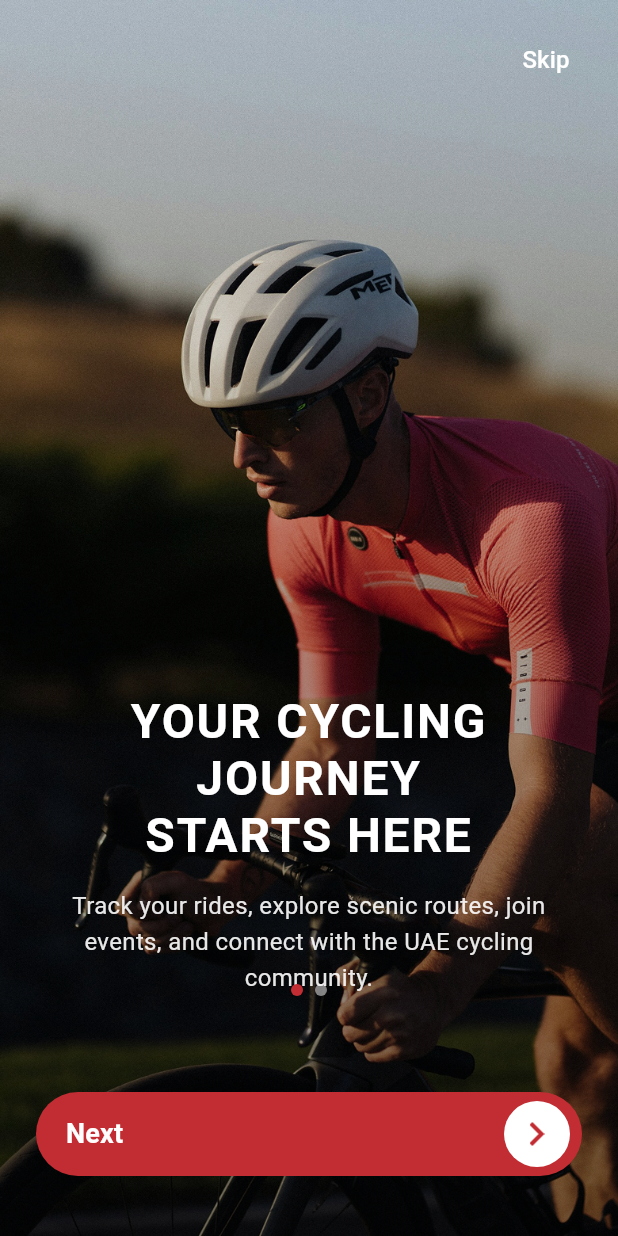
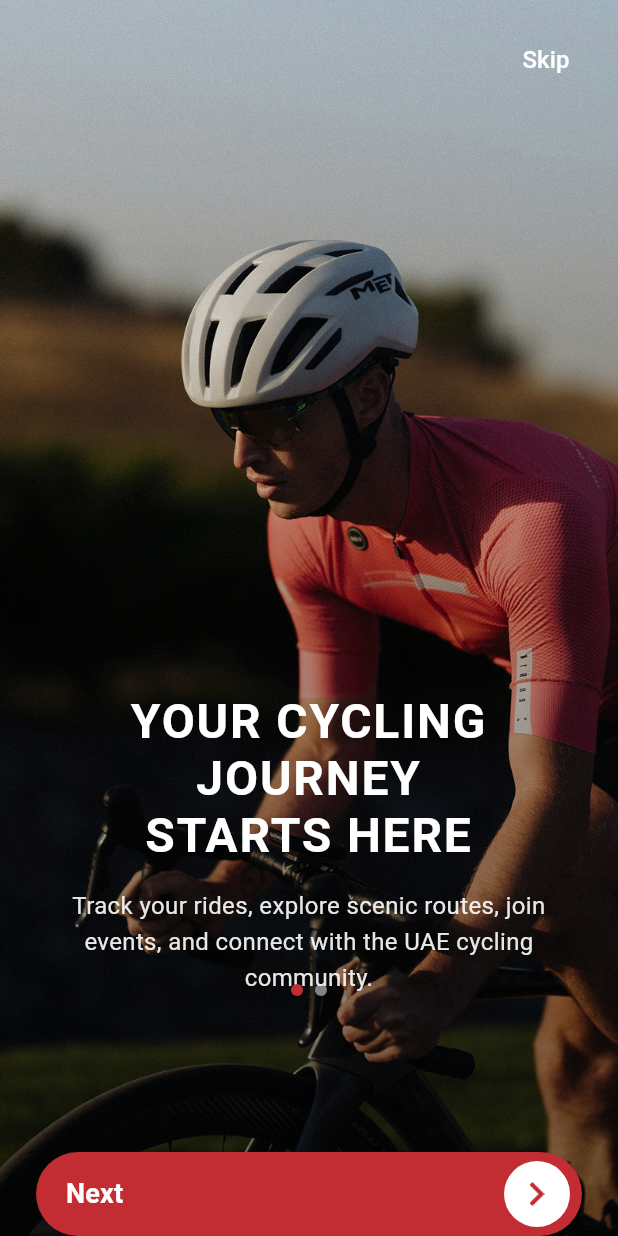
Before and after one commit to expertdeveloper5821/adcc-mobile-app, a Flutter app: the screen it shows after launch, on a phone screen of 412 x 824 dp. Run offline on Flutter 3.47's test engine with Material 3 defaults, Android fonts, the light colour scheme and no system bars; our stand-ins replace dio.

Commit message:
minor changes

```diff
--- a/lib/features/onboarding/view/onboarding_screen.dart
+++ b/lib/features/onboarding/view/onboarding_screen.dart
@@ -29,13 +29,6 @@ class _OnboardingScreenState extends State<OnboardingScreen> {
       buttonText: 'Get Started',
       imagePath: 'assets/images/onboarding_bg_two.png',
     ),
-    // Add more slides here as needed
-    // OnboardingData(
-    //   title: 'YOUR THIRD SLIDE TITLE',
-    //   description: 'Your third slide description here.',
-    //   buttonText: 'Continue',
-    //   imagePath: 'assets/images/onboarding_3.png',
-    // ),
   ];
 
   void _onButtonPressed() {
@@ -120,10 +113,11 @@ class _OnboardingScreenState extends State<OnboardingScreen> {
 
           // Static Button
           Positioned(
-            bottom: 40,
+            bottom: 0,
             left: 24,
             right: 24,
-            child: SizedBox(
+            child:SafeArea(child:
+            SizedBox(
               width: double.infinity,
               height: 56,
               child: ElevatedButton(
@@ -170,7 +164,7 @@ class _OnboardingScreenState extends State<OnboardingScreen> {
                   ],
                 ),
               ),
-            ),
+            ),)
           ),
         ],
       ),
```
Also changed, not shown: lib/features/auth/view/register_screen.dart (+1 -15 lines), assets/images/splash.png (renamed from assets/images/splash_logo.png).
